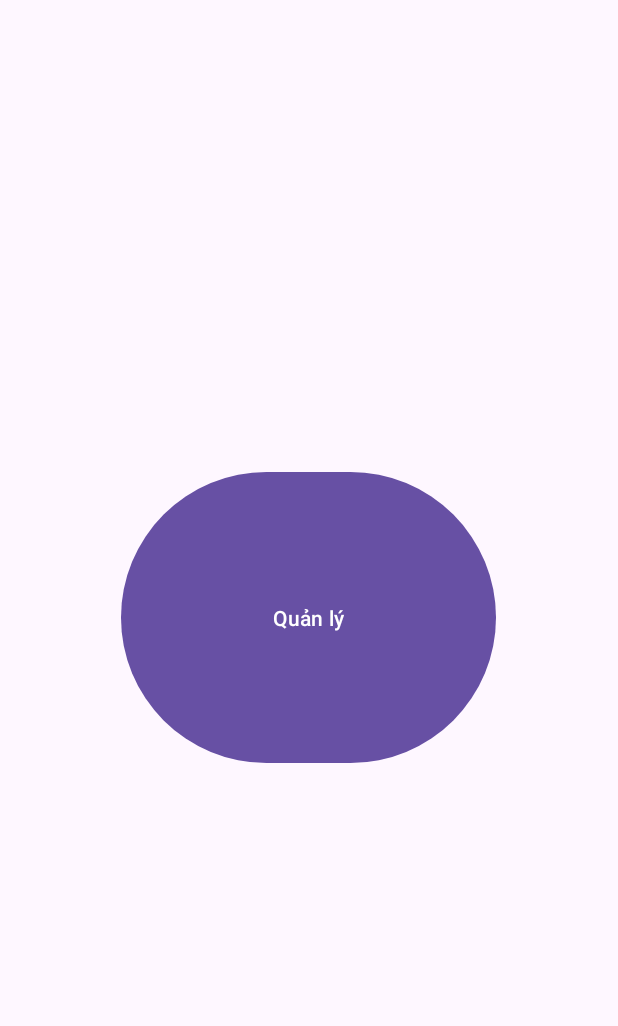
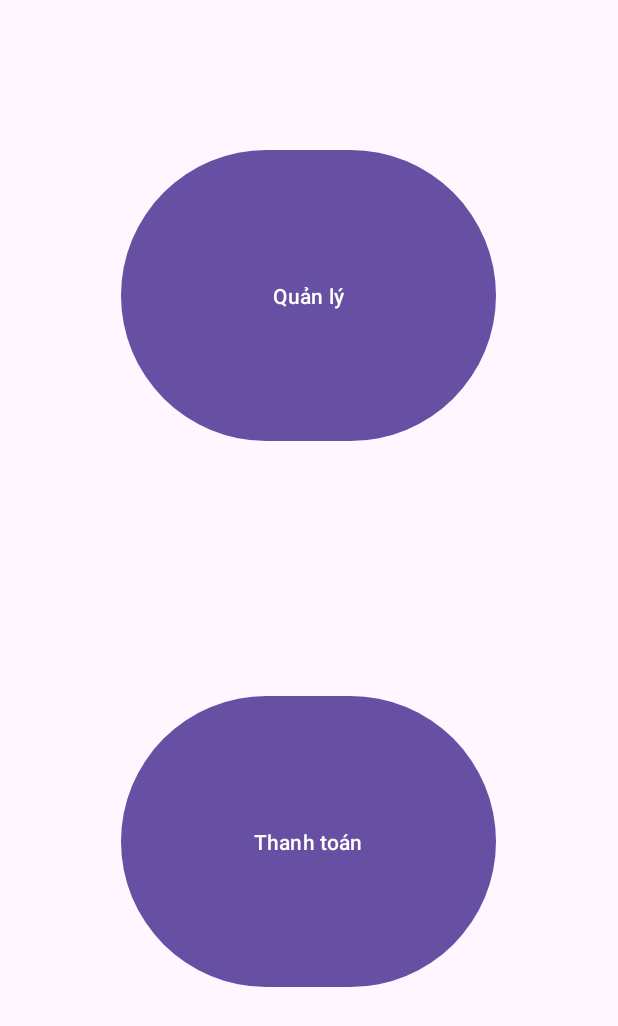
Before and after one commit to buihuuviet204/BTLQLQuanAn_N1_64CNTT2, an Android app: the screen it shows after launch (MainActivity), on a phone screen of 412 x 824 dp. Shown: the top 1026 px of the screen. Run offline under Robolectric (Android 15) with nearby library versions, the phone set to English and light mode, and no system bars.

Commit message:
ngntrongnam7780

```diff
--- a/app/src/main/java/com/example/qunnbnhyn/MainActivity.java
+++ b/app/src/main/java/com/example/qunnbnhyn/MainActivity.java
@@ -9,14 +9,14 @@
 import androidx.appcompat.app.AppCompatActivity;
 
 public class MainActivity extends AppCompatActivity {
-    private Button btnAdd;
+    private Button btnAdd, btnThanhtoan;
     @Override
     protected void onCreate(Bundle savedInstanceState) {
         super.onCreate(savedInstanceState);
         EdgeToEdge.enable(this);
         setContentView(R.layout.activity_main);
         btnAdd = (Button) findViewById(R.id.btn_quanly);
-
+        btnThanhtoan = (Button) findViewById(R.id.btn_thanhtoan);
         btnAdd.setOnClickListener(new View.OnClickListener() {
             @Override
             public void onClick(View v) {
@@ -24,5 +24,12 @@
                 startActivity(it1);
             }
         });
+        btnThanhtoan.setOnClickListener(new View.OnClickListener() {
+            @Override
+            public void onClick(View v) {
+                Intent it2 = new Intent(MainActivity.this, ThanhToan.class);
+                startActivity(it2);
+            }
+        });
     }
 }
--- a/app/src/main/res/layout/activity_main.xml
+++ b/app/src/main/res/layout/activity_main.xml
@@ -19,13 +19,24 @@
         android:id="@+id/btn_quanly"
         android:layout_width="250dp"
         android:layout_height="202dp"
+        android:layout_marginTop="96dp"
         android:text="Quản lý"
+        app:layout_constraintEnd_toEndOf="parent"
+        app:layout_constraintHorizontal_bias="0.496"
+        app:layout_constraintStart_toStartOf="parent"
+        app:layout_constraintTop_toTopOf="parent"
+        tools:ignore="MissingConstraints" />
+
+    <Button
+        android:id="@+id/btn_thanhtoan"
+        android:layout_width="250dp"
+        android:layout_height="202dp"
+        android:text="Thanh toán"
         app:layout_constraintBottom_toBottomOf="parent"
         app:layout_constraintEnd_toEndOf="parent"
-        app:layout_constraintHorizontal_bias="0.498"
+        app:layout_constraintHorizontal_bias="0.496"
         app:layout_constraintStart_toStartOf="parent"
-        app:layout_constraintTop_toTopOf="parent"
-        app:layout_constraintVertical_bias="0.499"
+        app:layout_constraintTop_toBottomOf="@+id/btn_quanly"
         tools:ignore="MissingConstraints" />
 
 </androidx.constraintlayout.widget.ConstraintLayout>
```
Also changed, not shown: app/src/main/java/com/example/qunnbnhyn/ThanhToan.java (+43 -37 lines).
